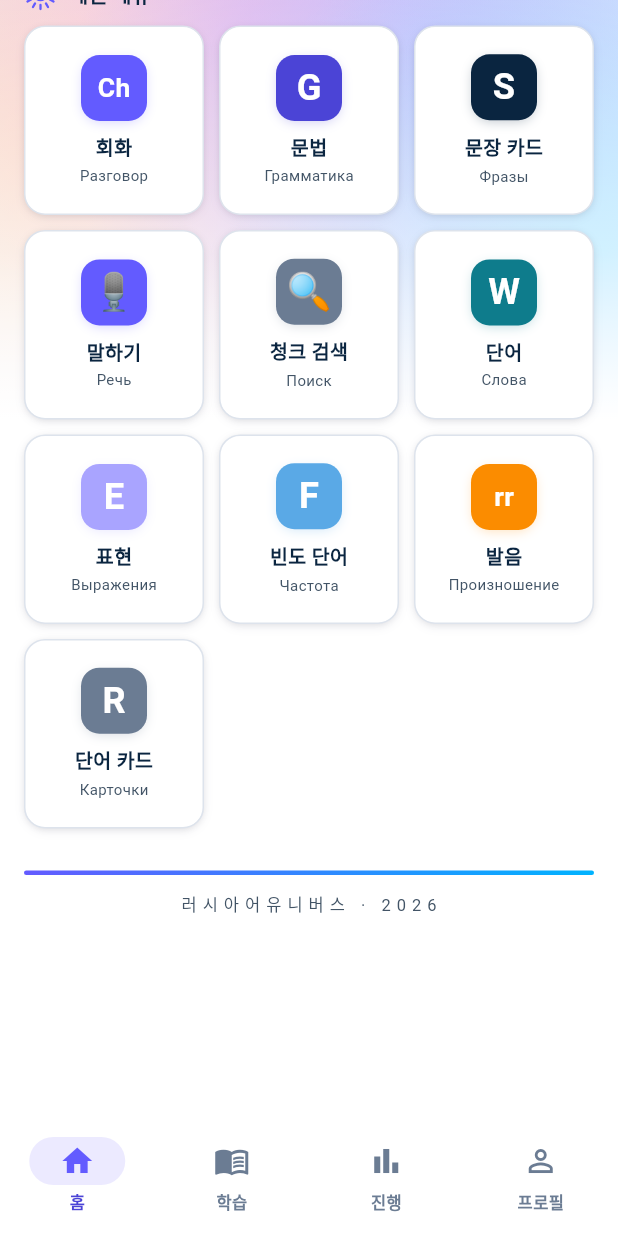
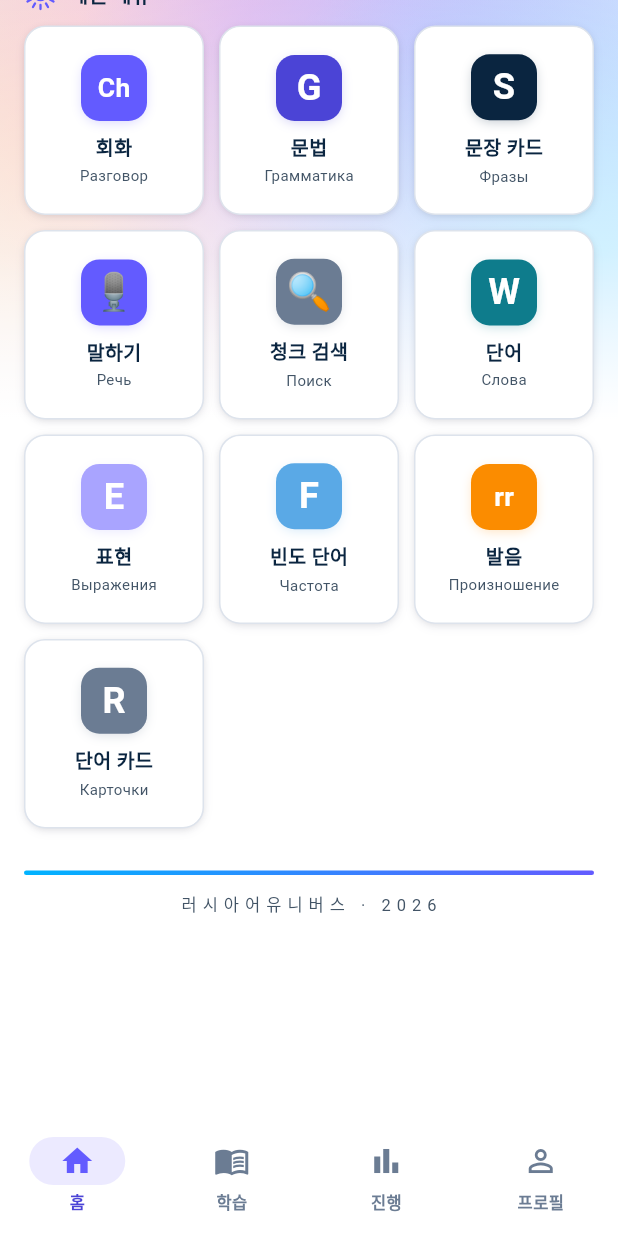
Before and after one commit to talkverselab/talkverse-ru, a Flutter app: the screen it shows after launch, scrolled down 304 dp, on a phone screen of 412 x 824 dp. Run offline on Flutter 3.47's test engine with Material 3 defaults, Android fonts, the phone set to English and light mode, and no system bars; our stand-ins replace audioplayers, csv, drift, drift_flutter, flutter_tts, package_info_plus and 2 more; accounts and stored records are empty; generated files the repository leaves out were written again; Roboto replaces fonts that are missing (Pretendard); statements that could not run were skipped.

Commit message:
style: 강조선 방향을 하늘색 → 인디고로(TONE.md 2026-10-26) — 아이콘 재생성 · 화면 강조선
Co-Authored-By: Claude Opus 5.5 <noreply@anthropic.com>
Claude-Session: https://claude.ai/code/session_01N9XfqVUigDXhetLyhVrf5z

```diff
--- a/lib/widgets/spanish_decor.dart
+++ b/lib/widgets/spanish_decor.dart
@@ -85,7 +85,7 @@ class BandPanel extends StatelessWidget {
   }
 }
 
-/// 구분 강조선 — 사이트 강조 그라데이션(인디고 → 하늘색).
+/// 구분 강조선 — 사이트 강조 그라데이션(하늘색 → 인디고).
 class BandDivider extends StatelessWidget {
   final double height;
   const BandDivider({super.key, this.height = 6});
@@ -96,7 +96,7 @@ class BandDivider extends StatelessWidget {
       height: math.max(2, height / 2),
       decoration: BoxDecoration(
         borderRadius: BorderRadius.circular(height),
-        gradient: const LinearGradient(colors: [Color(0xFF635BFF), Color(0xFF00B3FF)]),
+        gradient: const LinearGradient(colors: [Color(0xFF00B3FF), Color(0xFF635BFF)]),
       ),
     );
   }
```
Also changed, not shown: 30 other files.
